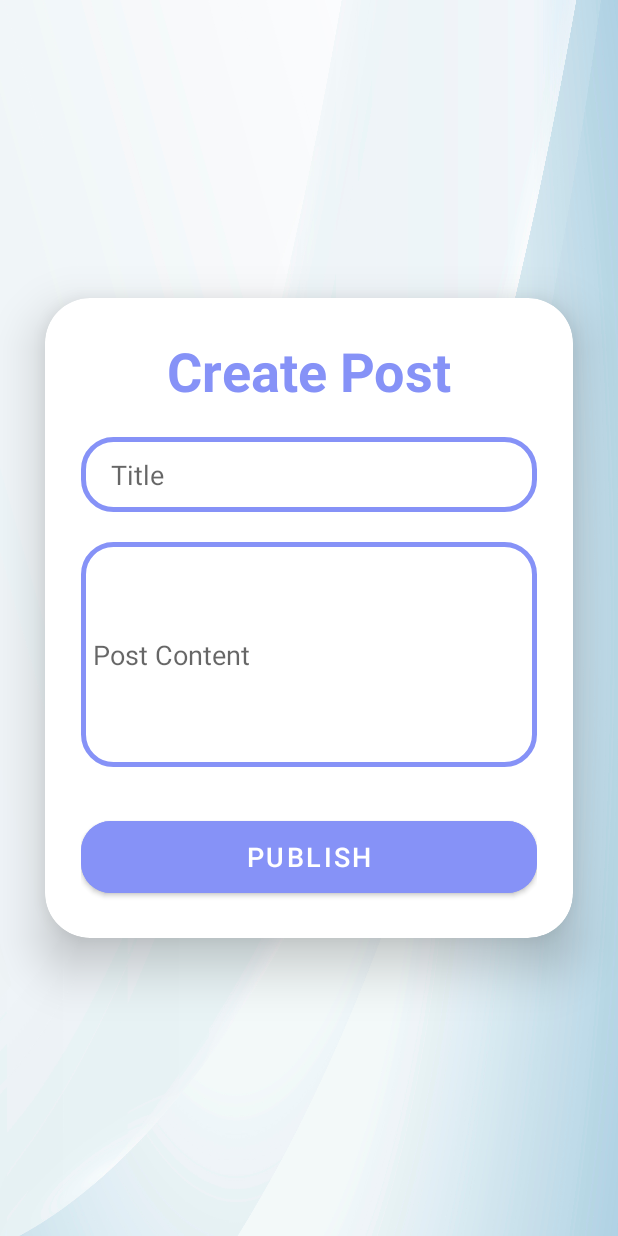
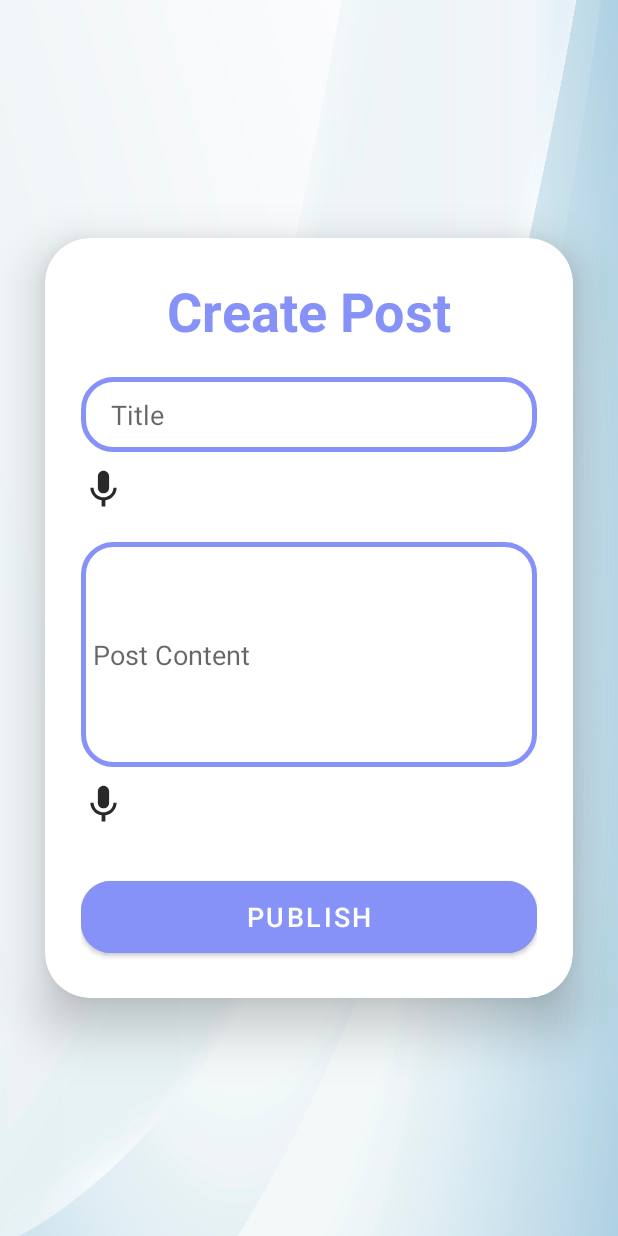
Before and after one commit to ranilakshmi/Application, an Android app: the CreatePost screen opened directly, with no data from a screen before it, on a phone screen of 412 x 824 dp. Run offline under Robolectric (Android 15) with nearby library versions, the phone set to English and light mode, and no system bars; our stand-ins replace Firebase (no records; nobody signed in at launch, a user with empty details on screens opened directly).

Commit message:
speech_to_text added branch

```diff
--- a/app/src/main/java/com/app3c/application/blog/CreatePost.java
+++ b/app/src/main/java/com/app3c/application/blog/CreatePost.java
@@ -7,12 +7,14 @@ import android.graphics.Bitmap;
 import android.net.Uri;
 import android.os.Bundle;
 import android.provider.MediaStore;
+import android.speech.RecognizerIntent;
 import android.util.Log;
 import android.view.View;
 import android.widget.Button;
 import android.widget.CheckBox;
 import android.widget.EditText;
 import android.widget.ImageView;
+import android.widget.TextView;
 import android.widget.Toast;
 
 import androidx.annotation.NonNull;
@@ -34,7 +36,10 @@ import com.google.firebase.storage.UploadTask;
 
 import java.io.IOException;
 import java.text.SimpleDateFormat;
+import java.util.ArrayList;
 import java.util.Calendar;
+import java.util.Locale;
+import java.util.Objects;
 import java.util.UUID;
 
 public class CreatePost extends AppCompatActivity {
@@ -42,6 +47,12 @@ public class CreatePost extends AppCompatActivity {
     // Uri indicates, where the image will be picked from
     private Uri filePath;
     private ImageView imageView;
+    private ImageView iv_mic_title;
+    private ImageView iv_mic_content;
+    private TextView title;
+    private TextView content;
+    private static final int REQUEST_CODE_SPEECH_INPUT_TITLE = 1;
+    private static final int REQUEST_CODE_SPEECH_INPUT_CONTENT = 2;
     // request code
     private final int PICK_IMAGE_REQUEST = 22;
     // instance for firebase storage and StorageReference
@@ -60,12 +71,67 @@ public class CreatePost extends AppCompatActivity {
         //EditText postTitle = findViewById(R.id.post_title);
         //CheckBox checkbox = findViewById(R.id.checkbox_image);
 
+        iv_mic_title = findViewById(R.id.iv_mic_title);
+        iv_mic_content = findViewById(R.id.iv_mic_content);
+        title = findViewById(R.id.post_title);
+        content = findViewById(R.id.post_content);
+
+        iv_mic_title.setOnClickListener(new View.OnClickListener() {
+            @Override
+            public void onClick(View v)
+            {
+                Intent intent
+                        = new Intent(RecognizerIntent.ACTION_RECOGNIZE_SPEECH);
+                intent.putExtra(RecognizerIntent.EXTRA_LANGUAGE_MODEL,
+                        RecognizerIntent.LANGUAGE_MODEL_FREE_FORM);
+                intent.putExtra(RecognizerIntent.EXTRA_LANGUAGE,
+                        Locale.getDefault());
+                intent.putExtra(RecognizerIntent.EXTRA_PROMPT, "Speak to text");
+
+                try {
+                    startActivityForResult(intent, REQUEST_CODE_SPEECH_INPUT_TITLE);
+                }
+                catch (Exception e) {
+                    Toast
+                            .makeText(CreatePost.this, " " + e.getMessage(),
+                                    Toast.LENGTH_SHORT)
+                            .show();
+                }
+            }
+        });
+
+        iv_mic_content.setOnClickListener(new View.OnClickListener() {
+            @Override
+            public void onClick(View v)
+            {
+                Intent intent
+                        = new Intent(RecognizerIntent.ACTION_RECOGNIZE_SPEECH);
+                intent.putExtra(RecognizerIntent.EXTRA_LANGUAGE_MODEL,
+                        RecognizerIntent.LANGUAGE_MODEL_FREE_FORM);
+                intent.putExtra(RecognizerIntent.EXTRA_LANGUAGE,
+                        Locale.getDefault());
+                intent.putExtra(RecognizerIntent.EXTRA_PROMPT, "Speak to text");
+
+                try {
+                    startActivityForResult(intent, REQUEST_CODE_SPEECH_INPUT_CONTENT);
+                }
+                catch (Exception e) {
+                    Toast
+                            .makeText(CreatePost.this, " " + e.getMessage(),
+                                    Toast.LENGTH_SHORT)
+                            .show();
+                }
+            }
+        });
+
+
         Button uploadImageButton = findViewById(R.id.uploadImageBtn);
         uploadImageButton.setOnClickListener(new View.OnClickListener() {
             @Override
             public void onClick(View v) {
                 SelectImage();
             }
+
         });
 
         imageView = findViewById(R.id.imageView);
@@ -168,7 +234,26 @@ public class CreatePost extends AppCompatActivity {
                 e.printStackTrace();
             }
         }
+        if (requestCode == REQUEST_CODE_SPEECH_INPUT_TITLE){
+            if (resultCode == RESULT_OK && data != null) {
+                ArrayList<String> result = data.getStringArrayListExtra(
+                        RecognizerIntent.EXTRA_RESULTS);
+                title.setText(
+                        Objects.requireNonNull(result).get(0));
+            }
+
+        }
+        if (requestCode == REQUEST_CODE_SPEECH_INPUT_CONTENT){
+            if (resultCode == RESULT_OK && data != null) {
+                ArrayList<String> result = data.getStringArrayListExtra(
+                        RecognizerIntent.EXTRA_RESULTS);
+                content.setText(
+                        Objects.requireNonNull(result).get(0));
+            }
+
+        }
     }
+
     private StorageReference uploadImage() {
         if (filePath != null) {
 
--- /dev/null
+++ b/app/src/main/res/drawable/ic_mic.xml
@@ -0,0 +1,5 @@
+<vector android:height="24dp" android:tint="#292929"
+    android:viewportHeight="24" android:viewportWidth="24"
+    android:width="24dp" xmlns:android="http://schemas.android.com/apk/res/android">
+    <path android:fillColor="@android:color/white" android:pathData="M12,14c1.66,0 2.99,-1.34 2.99,-3L15,5c0,-1.66 -1.34,-3 -3,-3S9,3.34 9,5v6c0,1.66 1.34,3 3,3zM17.3,11c0,3 -2.54,5.1 -5.3,5.1S6.7,14 6.7,11L5,11c0,3.41 2.72,6.23 6,6.72L11,21h2v-3.28c3.28,-0.48 6,-3.3 6,-6.72h-1.7z"/>
+</vector>
--- a/app/src/main/res/layout/activity_create_post.xml
+++ b/app/src/main/res/layout/activity_create_post.xml
@@ -47,6 +47,13 @@
                 android:textColor="@color/black"
                 android:textColorHighlight="@color/cardview_dark_background"
                 android:layout_marginTop="20dp"/>
+            <ImageView
+                android:id="@+id/iv_mic_title"
+                android:layout_width="30dp"
+                android:layout_height="30dp"
+                android:layout_marginTop="10dp"
+                android:src="@drawable/ic_mic"
+                 />
             <CheckBox
                 android:id="@+id/checkbox_image"
                 android:text="Include Image"
@@ -82,6 +89,13 @@
                 android:textColor="@color/black"
                 android:textColorHighlight="@color/cardview_dark_background"
                 android:layout_marginTop="20dp"/>
+            <ImageView
+                android:id="@+id/iv_mic_content"
+                android:layout_width="30dp"
+                android:layout_height="30dp"
+                android:layout_marginTop="10dp"
+                android:src="@drawable/ic_mic"
+                />
 
             <Button
                 android:layout_width="match_parent"
```
